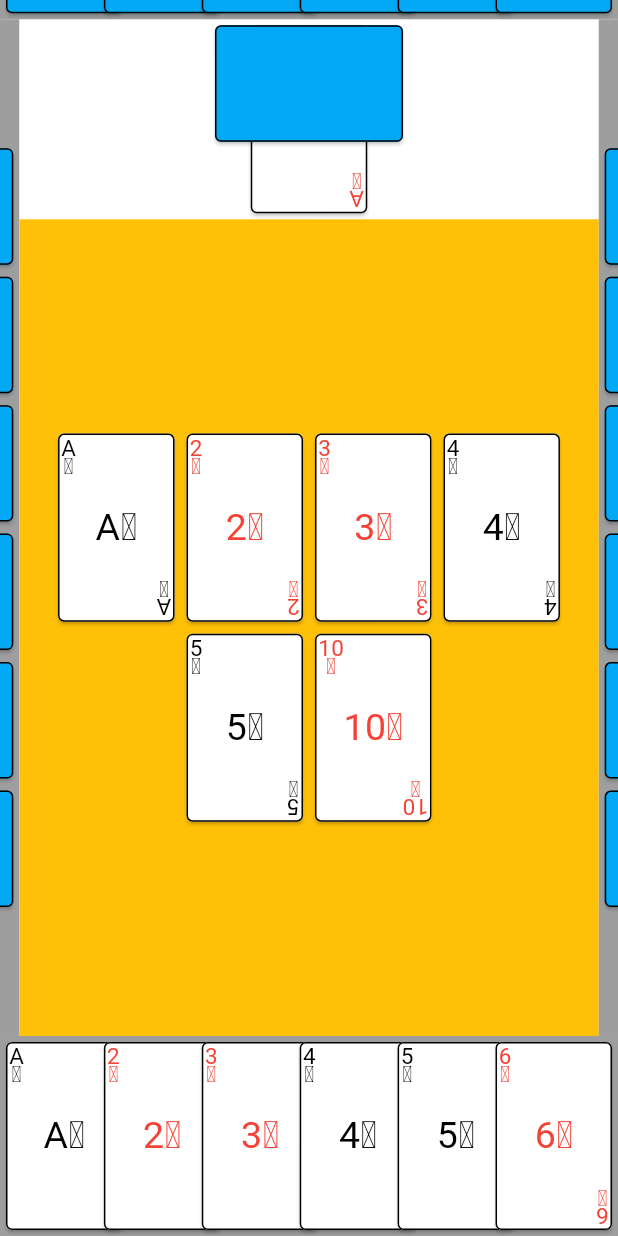
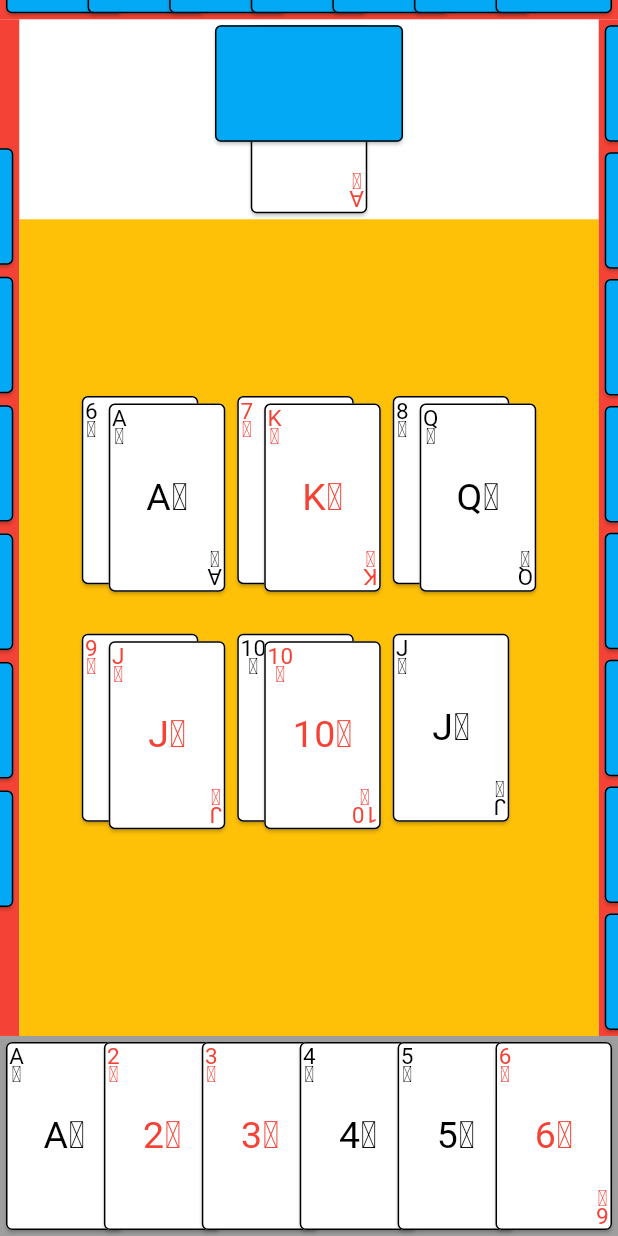
Before and after one commit to makedo/cards-go-flutter, a Flutter app: the screen it shows after launch, on a phone screen of 412 x 824 dp. Run offline on Flutter 3.47's test engine with Material 3 defaults, Android fonts, the phone set to English and light mode, and no system bars.

Commit message:
Layout is ready

```diff
--- /dev/null
+++ b/client/cards/lib/models/duren/duren_state.dart
@@ -0,0 +1,51 @@
+import 'package:cards/models/playing_card.dart';
+
+class DurenState {
+  final DurenTable table;
+  final Me me;
+  final Map<String, Player> players;
+
+  DurenState({
+    required this.table,
+    required this.me,
+    required this.players,
+  });
+}
+
+class DurenTable {
+  final int deck;
+  final PlayingCard trump;
+  final List<List<PlayingCard>> cards;
+
+  DurenTable({
+    required this.deck,
+    required this.trump,
+    required this.cards,
+  });
+}
+
+class Player {
+  final int cards;
+  final Role role;
+
+  Player({
+    required this.cards,
+    required this.role,
+  });
+}
+
+enum Role {
+  defender,
+  attacker,
+  idle,
+}
+
+class Me {
+  final List<PlayingCard> hand;
+  final String role;
+
+  Me({
+    required this.hand,
+    required this.role,
+  });
+}
--- a/client/cards/lib/widgets/duren/duren_widget.dart
+++ b/client/cards/lib/widgets/duren/duren_widget.dart
@@ -1,7 +1,7 @@
+import 'package:cards/models/duren/duren_state.dart';
 import 'package:cards/models/playing_card.dart';
 import 'package:cards/models/playing_card/rank.dart';
 import 'package:cards/models/playing_card/suit.dart';
-import 'package:cards/widgets/playing_card_back_widget.dart';
 import 'package:cards/widgets/playing_card_widget.dart';
 import 'package:cards/widgets/playing_hand_other_widget.dart';
 import 'package:cards/widgets/playing_hand_widget.dart';
@@ -13,16 +13,76 @@ class DurenWidget extends StatelessWidget {
 
   @override
   Widget build(BuildContext context) {
+    final state = DurenState(
+      me: Me(
+        hand: [
+          PlayingCard(suit: Suit.spades, rank: Rank.ace),
+          PlayingCard(suit: Suit.hearts, rank: Rank.two),
+          PlayingCard(suit: Suit.diamonds, rank: Rank.three),
+          PlayingCard(suit: Suit.clubs, rank: Rank.four),
+          PlayingCard(suit: Suit.spades, rank: Rank.five),
+          PlayingCard(suit: Suit.hearts, rank: Rank.six),
+        ],
+        role: 'attacker',
+      ),
+      players: {
+        'left': Player(
+          cards: 6,
+          role: Role.defender,
+        ),
+        'top': Player(
+          cards: 7,
+          role: Role.idle,
+        ),
+        'right': Player(
+          cards: 8,
+          role: Role.idle,
+        ),
+      },
+      table: DurenTable(
+        deck: 9,
+        trump: PlayingCard(
+          suit: Suit.hearts,
+          rank: Rank.ace,
+        ),
+        cards: [
+          [
+            PlayingCard(suit: Suit.spades, rank: Rank.six),
+            PlayingCard(suit: Suit.spades, rank: Rank.ace),
+          ],
+          [
+            PlayingCard(suit: Suit.diamonds, rank: Rank.seven),
+            PlayingCard(suit: Suit.diamonds, rank: Rank.king),
+          ],
+          [
+            PlayingCard(suit: Suit.clubs, rank: Rank.eight),
+            PlayingCard(suit: Suit.clubs, rank: Rank.queen),
+          ],
+          [
+            PlayingCard(suit: Suit.hearts, rank: Rank.nine),
+            PlayingCard(suit: Suit.hearts, rank: Rank.jack),
+          ],
+          [
+            PlayingCard(suit: Suit.spades, rank: Rank.ten),
+            PlayingCard(suit: Suit.hearts, rank: Rank.ten),
+          ],
+          [
+            PlayingCard(suit: Suit.spades, rank: Rank.jack),
+          ],
+        ],
+      ),
+    );
+
     return Column(children: [
       Container(
-        color: Colors.grey,
+        color: Colors.red,
         height: PlayingCardWidget.width * 0.15,
-        child: const OverflowBox(
+        child: OverflowBox(
           minHeight: 0.0,
           maxHeight: PlayingCardWidget.height,
           alignment: Alignment.bottomCenter,
           child: PlayingHandOtherWidget(
-            cardsAmount: 6,
+            cardsAmount: state.players['top']!.cards,
           ),
         ),
       ),
@@ -30,28 +90,33 @@ class DurenWidget extends StatelessWidget {
         child: Row(
           children: [
             Container(
-              color: Colors.grey,
+              color: Colors.red,
               width: PlayingCardWidget.width * 0.15,
-              child: const OverflowBox(
+              child: OverflowBox(
                 minWidth: 0.0,
                 maxWidth: PlayingCardWidget.width,
                 alignment: Alignment.topRight,
                 child: PlayingHandOtherWidget(
-                  cardsAmount: 6,
+                  cardsAmount: state.players['left']!.cards,
                   rotated: true,
                 ),
               ),
             ),
-            const Expanded(child: PlayingTableWidget()),
+            Expanded(
+              child: PlayingTableWidget(
+                tableCards: state.table.cards,
+                trumpCard: state.table.trump,
+              ),
+            ),
             Container(
-              color: Colors.grey,
+              color: Colors.red,
               width: PlayingCardWidget.width * 0.15,
-              child: const OverflowBox(
+              child: OverflowBox(
                 minWidth: 0.0,
                 maxWidth: PlayingCardWidget.width,
                 alignment: Alignment.topLeft,
                 child: PlayingHandOtherWidget(
-                  cardsAmount: 6,
+                  cardsAmount: state.players['right']!.cards,
                   rotated: true,
                 ),
               ),
@@ -59,7 +124,9 @@ class DurenWidget extends StatelessWidget {
           ],
         ),
       ),
-      const PlayingHandWidget(),
+      PlayingHandWidget(
+        cards: state.me.hand,
+      ),
     ]);
   }
 }
--- a/client/cards/lib/widgets/playing_hand_widget.dart
+++ b/client/cards/lib/widgets/playing_hand_widget.dart
@@ -1,28 +1,21 @@
 import 'package:cards/models/playing_card.dart';
-import 'package:cards/models/playing_card/rank.dart';
-import 'package:cards/models/playing_card/suit.dart';
 import 'package:cards/widgets/playing_card_fan_widget.dart';
 import 'package:cards/widgets/playing_card_widget.dart';
 import 'package:flutter/material.dart';
 
 class PlayingHandWidget extends StatelessWidget {
-  const PlayingHandWidget({super.key});
+  final List<PlayingCard> cards;
+
+  const PlayingHandWidget({super.key, this.cards = const []});
 
   @override
   Widget build(BuildContext context) {
-    final cards = [
-      PlayingCard(suit: Suit.spades, rank: Rank.ace),
-      PlayingCard(suit: Suit.hearts, rank: Rank.two),
-      PlayingCard(suit: Suit.diamonds, rank: Rank.three),
-      PlayingCard(suit: Suit.clubs, rank: Rank.four),
-      PlayingCard(suit: Suit.spades, rank: Rank.five),
-      PlayingCard(suit: Suit.hearts, rank: Rank.six),
-    ];
-
     final cardWidgets =
         cards.map((PlayingCard card) => PlayingCardWidget(card: card)).toList();
 
     return Container(
-        color: Colors.grey, child: PlayingCardFanWidget(children: cardWidgets));
+      color: Colors.grey,
+      child: PlayingCardFanWidget(children: cardWidgets),
+    );
   }
 }
--- a/client/cards/lib/widgets/playing_table_widget.dart
+++ b/client/cards/lib/widgets/playing_table_widget.dart
@@ -1,29 +1,21 @@
 import 'package:cards/models/playing_card.dart';
-import 'package:cards/models/playing_card/rank.dart';
-import 'package:cards/models/playing_card/suit.dart';
 import 'package:cards/widgets/playing_card_back_widget.dart';
 import 'package:cards/widgets/playing_card_widget.dart';
 import 'package:flutter/material.dart';
+import 'dart:math';
 
 class PlayingTableWidget extends StatelessWidget {
-  const PlayingTableWidget({super.key});
+  final PlayingCard trumpCard;
+  final List<List<PlayingCard>> tableCards;
+
+  const PlayingTableWidget({
+    super.key,
+    required this.trumpCard,
+    this.tableCards = const [[]],
+  });
 
   @override
   Widget build(BuildContext context) {
-    final trumpCard = PlayingCard(
-      suit: Suit.hearts,
-      rank: Rank.ace,
-    );
-
-    final tableCards = [
-      PlayingCard(suit: Suit.spades, rank: Rank.ace),
-      PlayingCard(suit: Suit.hearts, rank: Rank.two),
-      PlayingCard(suit: Suit.diamonds, rank: Rank.three),
-      PlayingCard(suit: Suit.clubs, rank: Rank.four),
-      PlayingCard(suit: Suit.spades, rank: Rank.five),
-      PlayingCard(suit: Suit.hearts, rank: Rank.ten),
-    ];
-
     return Column(children: [
       Stack(
         alignment: Alignment.topCenter,
@@ -40,12 +32,38 @@ class PlayingTableWidget extends StatelessWidget {
           child: Wrap(
             alignment: WrapAlignment.center,
             runAlignment: WrapAlignment.center,
-            children: tableCards
-                .map((card) => PlayingCardWidget(card: card))
-                .toList(),
+            children: tableCards.map((cards) => _CardStack(cards)).toList(),
           ),
         ),
       ),
     ]);
   }
 }
+
+class _CardStack extends StatelessWidget {
+  static const _leftOffset = 18.0;
+
+  static const _topOffset = 5.0;
+
+  final List<PlayingCard> cards;
+
+  const _CardStack(this.cards);
+
+  @override
+  Widget build(BuildContext context) {
+    return SizedBox(
+      width: PlayingCardWidget.width + _leftOffset,
+      height: PlayingCardWidget.height + _topOffset * 5,
+      child: Stack(
+        children: [
+          for (var i = max(0, cards.length - 6); i < cards.length; i++)
+            Positioned(
+              top: i * _topOffset,
+              left: i * _leftOffset,
+              child: PlayingCardWidget(card: cards[i]),
+            ),
+        ],
+      ),
+    );
+  }
+}
```
